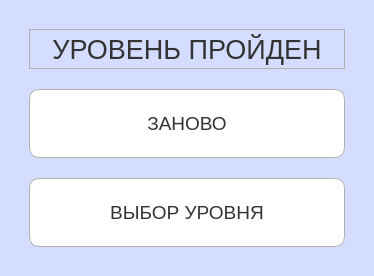
Old version of the form zanovo.ui in the repository nikulb855/fillwords.
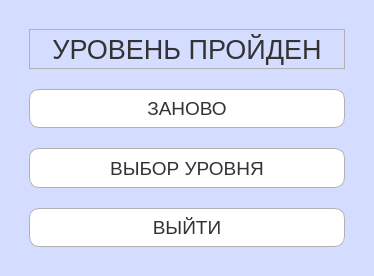
New version of the form.

```diff
--- a/zanovo.ui
+++ b/zanovo.ui
@@ -10,10 +10,16 @@
     <height>276</height>
    </rect>
   </property>
+  <property name="sizePolicy">
+   <sizepolicy hsizetype="Preferred" vsizetype="Preferred">
+    <horstretch>0</horstretch>
+    <verstretch>0</verstretch>
+   </sizepolicy>
+  </property>
   <property name="minimumSize">
    <size>
-    <width>0</width>
-    <height>0</height>
+    <width>374</width>
+    <height>276</height>
    </size>
   </property>
   <property name="maximumSize">
@@ -116,7 +122,7 @@
    </property>
    <layout class="QVBoxLayout" name="verticalLayout_2">
     <item>
-     <layout class="QVBoxLayout" name="verticalLayout" stretch="10,30,30">
+     <layout class="QVBoxLayout" name="verticalLayout" stretch="10,30,30,30">
       <property name="spacing">
        <number>20</number>
       </property>
@@ -217,6 +223,24 @@
         </property>
        </widget>
       </item>
+      <item>
+       <widget class="QPushButton" name="exit">
+        <property name="sizePolicy">
+         <sizepolicy hsizetype="Minimum" vsizetype="Expanding">
+          <horstretch>0</horstretch>
+          <verstretch>0</verstretch>
+         </sizepolicy>
+        </property>
+        <property name="font">
+         <font>
+          <pointsize>14</pointsize>
+         </font>
+        </property>
+        <property name="text">
+         <string>ВЫЙТИ</string>
+        </property>
+       </widget>
+      </item>
      </layout>
     </item>
    </layout>
```
